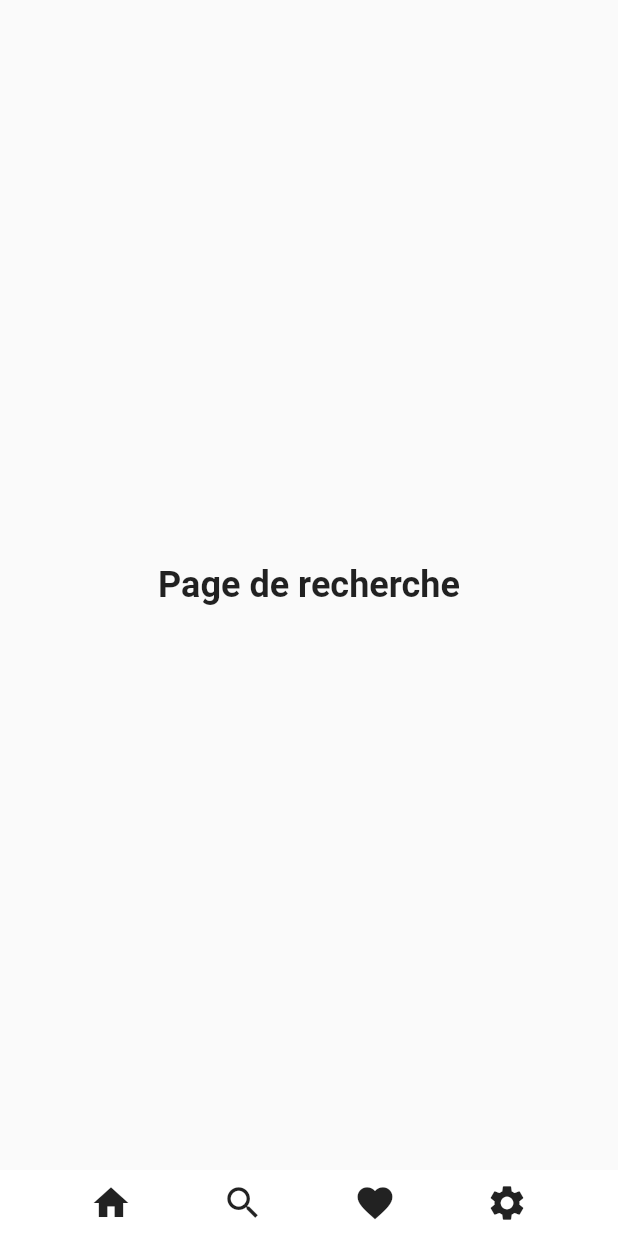
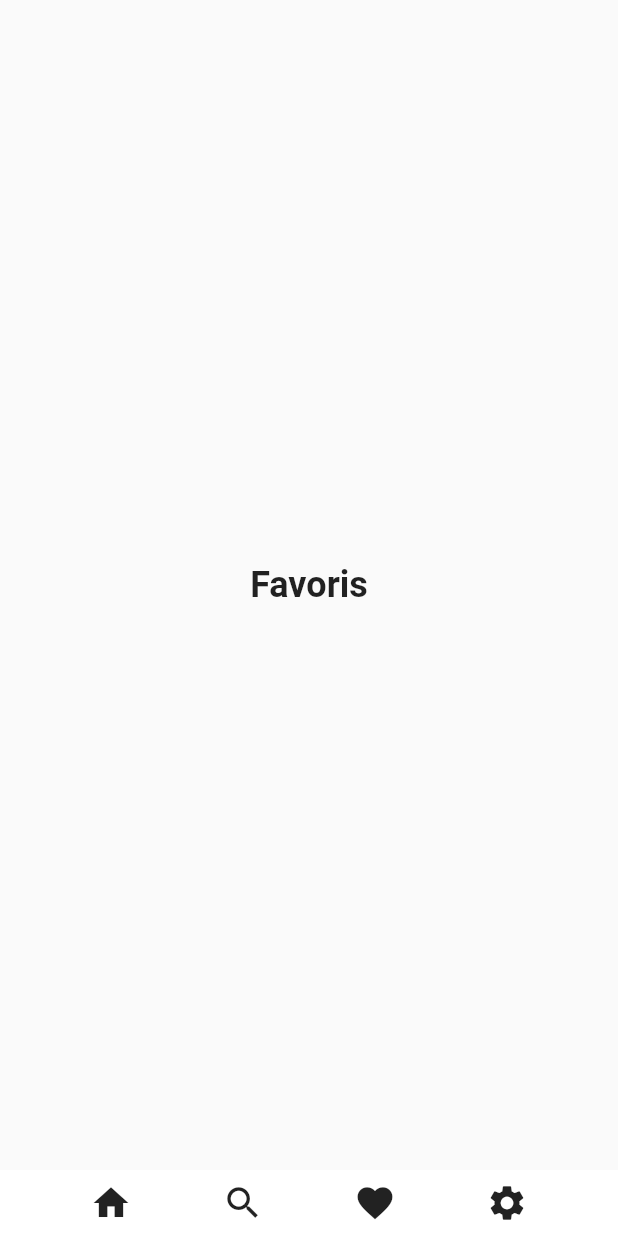
Before and after one commit to mat976/hermes_kids, a Flutter app: the HomePage screen opened by its route, item 3 of the bottom bar chosen, on a phone screen of 412 x 824 dp. Run offline on Flutter 3.47's test engine with Material 2 defaults, Android fonts, the phone set to English and light mode, and no system bars; our stand-ins replace google_nav_bar.

Commit message:
fix minime

```diff
--- a/lib/home_pages/favoris_page.dart
+++ b/lib/home_pages/favoris_page.dart
@@ -7,7 +7,7 @@ class FavorisPage extends StatelessWidget {
   Widget build(BuildContext context) {
     return const Center(
       child: Text(
-        'Page de recherche',
+        'Favoris',
         style: TextStyle(fontSize: 24.0, fontWeight: FontWeight.bold),
       ),
     );
```
Also changed, not shown: lib/login_page.dart (+9 -2 lines).
